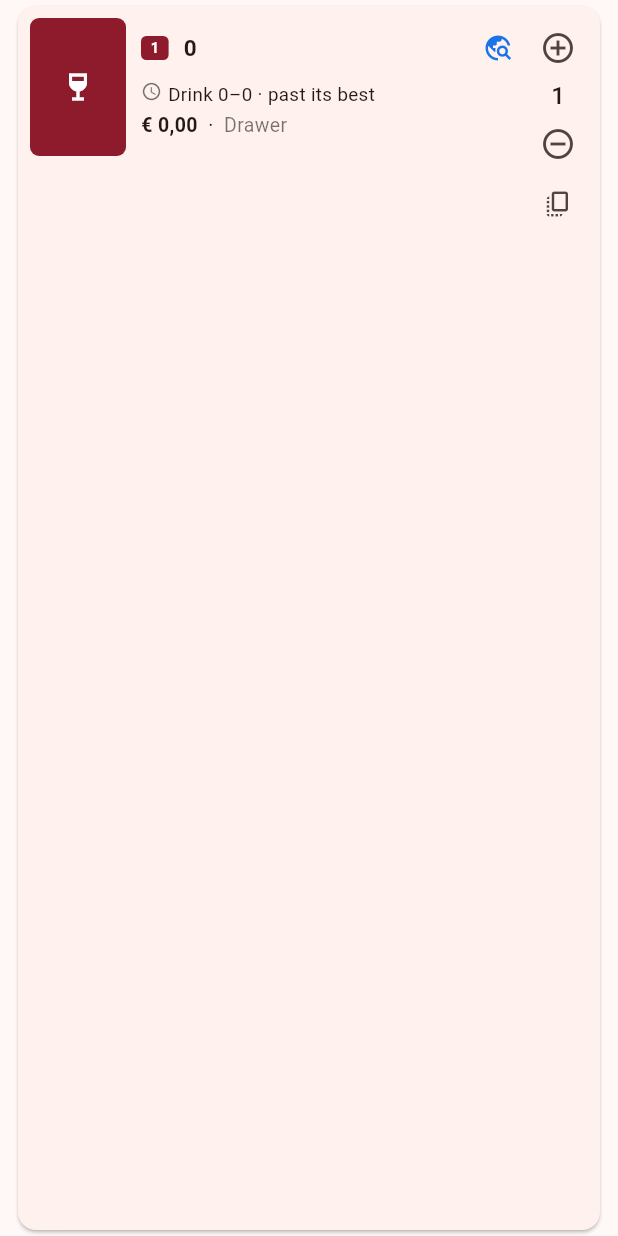
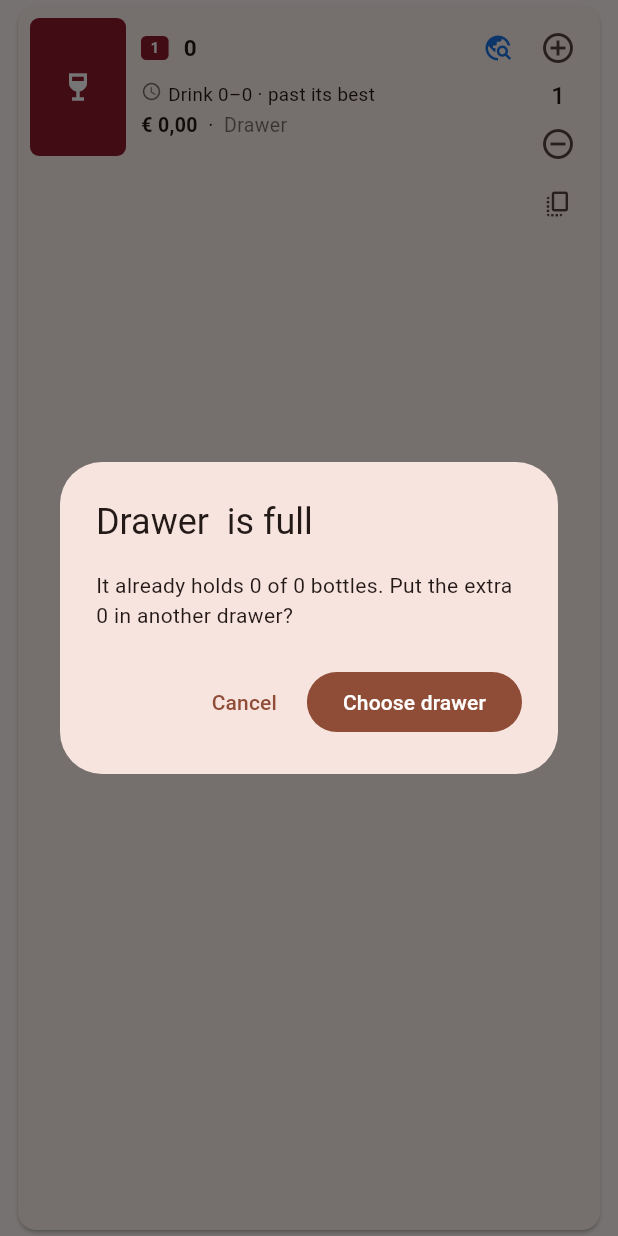
Before and after one commit to reinoutputzeys-bit/wine-cellar, a Flutter app: the BottleCard widget shown alone on an empty page, opened directly with empty values, after a tap on the "add circle outline" icon, on a phone screen of 412 x 824 dp. Run offline on Flutter 3.47's test engine with Material 3 defaults, Android fonts, the phone set to English and light mode, and no system bars; our stand-ins replace file_picker, image_picker, share_plus, sqflite; accounts and stored records are empty.

Commit message:
Add files via upload

```diff
--- a/lib/edit_page.dart
+++ b/lib/edit_page.dart
@@ -402,12 +402,20 @@ class _BottleEditPageState extends State<BottleEditPage> {
           .where((x) => x.inCellar && x.drawer == drawer && x.id != b.id)
           .fold<int>(0, (s, x) => s + x.quantity);
       final free = capacityOf(drawer!) - used;
-      if (_qty > free &&
-          !await _ask(
-              'Drawer is full',
-              'Drawer $drawer has only ${free < 0 ? 0 : free} free spot(s). Save anyway?',
-              'Save anyway')) {
+      if (_qty > free) {
         _restore(b, before);
+        final room = free < 0 ? 0 : free;
+        final choose = await _ask(
+            room == 0 ? 'Drawer $drawer is full' : 'Not enough room in $drawer',
+            room == 0
+                ? 'Drawer $drawer has no free spots. Choose another drawer?'
+                : 'Drawer $drawer has room for $room more bottle${room == 1 ? '' : 's'}, '
+                    'not $_qty. Choose another drawer, or cancel and lower the number.',
+            'Choose another drawer');
+        if (!choose || !mounted) return;
+        final oldDrawer = _drawer;
+        await _pickDrawer();
+        if (mounted && _drawer != null && _drawer != oldDrawer) await _save();
         return;
       }
     }
@@ -1004,6 +1012,7 @@ class DrawerPickerSheet extends StatelessWidget {
     final free = cap - (usage[code] ?? 0);
     final fits = free >= needed;
     final isSel = code == selected;
+    final full = free <= 0;
     return Padding(
       padding: const EdgeInsets.symmetric(vertical: 3),
       child: Material(
@@ -1015,7 +1024,8 @@ class DrawerPickerSheet extends StatelessWidget {
         borderRadius: BorderRadius.circular(6),
         child: InkWell(
           borderRadius: BorderRadius.circular(6),
-          onTap: () => Navigator.pop(context, code),
+          // A drawer without room for these bottles cannot be chosen.
+          onTap: fits ? () => Navigator.pop(context, code) : null,
           child: SizedBox(
             width: 64,
             height: 44,
@@ -1026,7 +1036,7 @@ class DrawerPickerSheet extends StatelessWidget {
                     style: TextStyle(
                         fontWeight: FontWeight.bold,
                         color: isSel ? Colors.white : Colors.black87)),
-                Text('${free < 0 ? 0 : free} free',
+                Text(full ? 'full' : '$free free',
                     style: TextStyle(
                         fontSize: 11,
                         color: isSel ? Colors.white : Colors.black54)),
@@ -1085,13 +1095,10 @@ Future<(String, int)?> askDrawerAndQuantity(
                     style: Theme.of(ctx).textTheme.titleMedium),
                 IconButton(
                   icon: const Icon(Icons.add_circle_outline),
-                  onPressed: () => setD(() => qty++),
+                  onPressed: qty < free ? () => setD(() => qty++) : null,
                 ),
               ],
             ),
-            if (qty > free)
-              Text('That is more than fits in the drawer.',
-                  style: TextStyle(color: Colors.red.shade700)),
           ],
         ),
         actions: [
@@ -1146,3 +1153,69 @@ Future<bool> moveToCellar(BuildContext context, Bottle b) async {
   }
   return true;
 }
+
+/// Adds one bottle. If the drawer is full, offers to put it in another drawer.
+Future<bool> addOneBottle(BuildContext context, Bottle b) async {
+  final all = await CellarDb.all();
+  final cellar = all.where((x) => x.inCellar).toList();
+  final used = cellar
+      .where((x) => x.drawer == b.drawer)
+      .fold<int>(0, (s, x) => s + x.quantity);
+  final cap = capacityOf(b.drawer);
+  if (used < cap) {
+    b.quantity += 1;
+    await CellarDb.save(b);
+    return true;
+  }
+  if (!context.mounted) return false;
+  final go = await showDialog<bool>(
+    context: context,
+    builder: (ctx) => AlertDialog(
+      title: Text('Drawer ${b.drawer} is full'),
+      content: Text('It already holds $used of $cap bottles. '
+          'Put the extra ${b.title} in another drawer?'),
+      actions: [
+        TextButton(
+            onPressed: () => Navigator.pop(ctx, false),
+            child: const Text('Cancel')),
+        FilledButton(
+            onPressed: () => Navigator.pop(ctx, true),
+            child: const Text('Choose drawer')),
+      ],
+    ),
+  );
+  if (go != true || !context.mounted) return false;
+
+  final usage = <String, int>{};
+  for (final x in cellar) {
+    usage[x.drawer] = (usage[x.drawer] ?? 0) + x.quantity;
+  }
+  final drawer = await showModalBottomSheet<String>(
+    context: context,
+    isScrollControlled: true,
+    builder: (ctx) => DrawerPickerSheet(
+        usage: usage, needed: 1, title: 'Put the extra ${b.title} in…'),
+  );
+  if (drawer == null) return false;
+
+  // Same wine already in that drawer: add to it; otherwise a new entry there.
+  final same = cellar
+      .where((x) => x.drawer == drawer && x.wineKey == b.wineKey)
+      .toList();
+  if (same.isNotEmpty) {
+    same.first.quantity += 1;
+    await CellarDb.save(same.first);
+  } else {
+    final copy = Bottle.fromMap(b.toMap())
+      ..id = null
+      ..uuid = null
+      ..drawer = drawer
+      ..quantity = 1;
+    await CellarDb.save(copy);
+  }
+  if (context.mounted) {
+    ScaffoldMessenger.of(context).showSnackBar(
+        SnackBar(content: Text('Added 1 × ${b.title} to drawer $drawer')));
+  }
+  return true;
+}
--- a/lib/widgets.dart
+++ b/lib/widgets.dart
@@ -442,7 +442,7 @@ class BottleCard extends StatelessWidget {
                     tooltip: 'One more',
                     icon: const Icon(Icons.add_circle_outline),
                     onPressed: () async {
-                      if (await changeQuantity(context, b, 1)) onChanged();
+                      if (await addOneBottle(context, b)) onChanged();
                     },
                   ),
                   Text('${b.quantity}',
```
